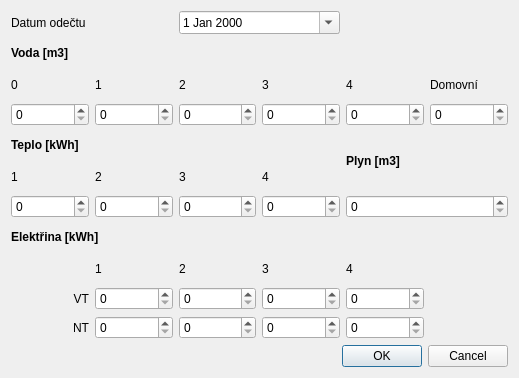
Tommekster/salut, file energyform.ui: the form before one commit.
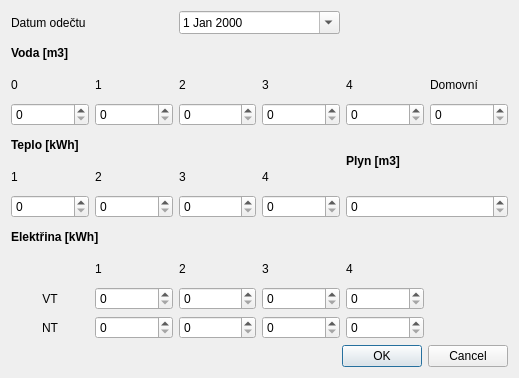
The form after the commit.

The edit to the form file:
```diff
--- a/energyform.ui
+++ b/energyform.ui
@@ -46,7 +46,7 @@
         <string>NT</string>
        </property>
        <property name="alignment">
-        <set>Qt::AlignRight|Qt::AlignTrailing|Qt::AlignVCenter</set>
+        <set>Qt::AlignCenter</set>
        </property>
       </widget>
      </item>
@@ -159,7 +159,7 @@
         <string>VT</string>
        </property>
        <property name="alignment">
-        <set>Qt::AlignRight|Qt::AlignTrailing|Qt::AlignVCenter</set>
+        <set>Qt::AlignCenter</set>
        </property>
       </widget>
      </item>
```
Left out of the diff: 174 changed lines with no effect on the pictures.
